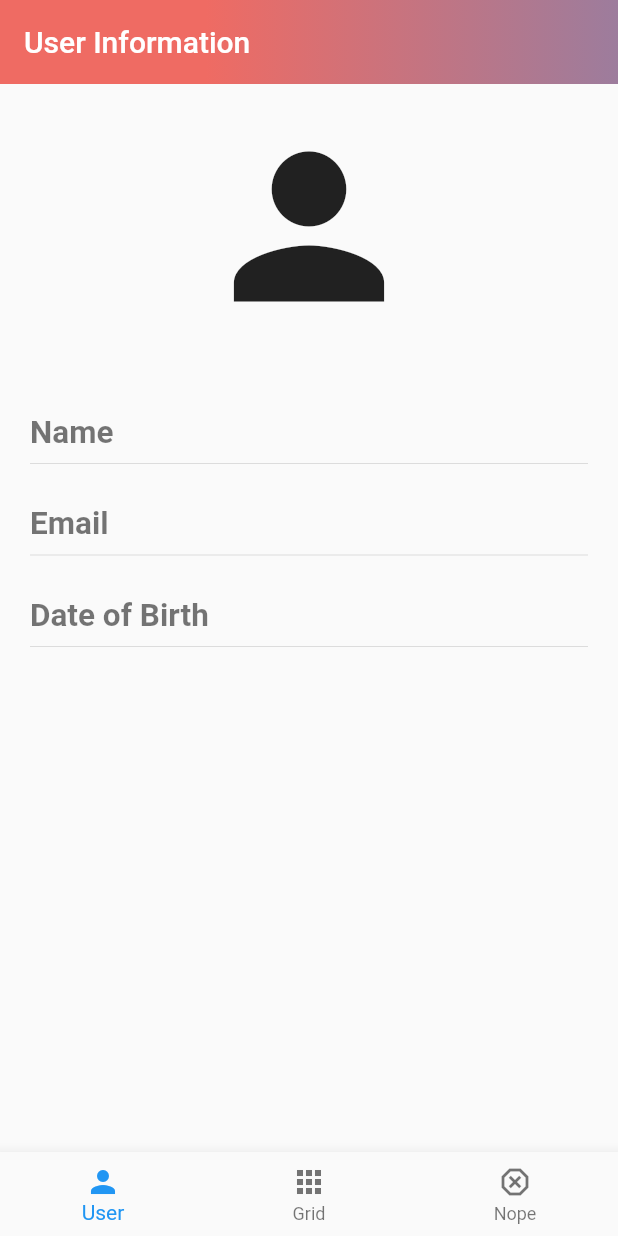
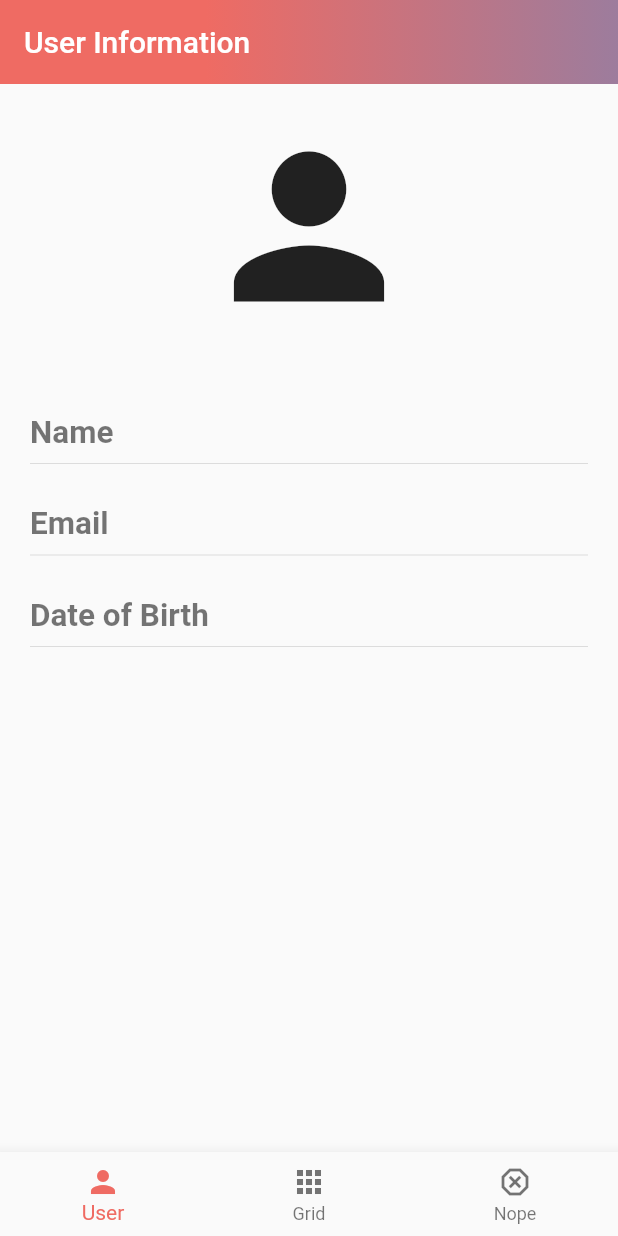
Before and after one commit to scahya/uts_flutter, a Flutter app: the screen it shows after launch, after a tap on "Login", on a phone screen of 412 x 824 dp. Run offline on Flutter 3.47's test engine with Material 2 defaults, Android fonts, the phone set to English and light mode, and no system bars; our stand-ins replace fluttertoast.

Commit message:
Update dash.dart

```diff
--- a/lib/screen/dash.dart
+++ b/lib/screen/dash.dart
@@ -2,17 +2,10 @@ import 'package:flutter/material.dart';
 import 'package:flutter/services.dart';
 import './components/userInfo.dart';
 import './components/grid.dart';
-// class UserData {
-//   final String title;
-//   final String description;
-
-//   const UserData(this.title, this.description);
-// }
 
 class Dashboard extends StatefulWidget {
   String Name, Email, DateBirth, Password;
   // const Dasboard({super.key});
-
   Dashboard(
       {Key? key,
       required this.Name,
@@ -31,7 +24,6 @@ class _Dashboard extends State<Dashboard> {
     "DateBirth": widget.DateBirth,
     "Password": widget.Password
   };
-
   int selectedIndex = 0;
   late final List<Widget> _pages = <Widget>[
     UserInfo(userData: _userData),
@@ -108,10 +100,13 @@ class _Dashboard extends State<Dashboard> {
         ),
         bottomNavigationBar: BottomNavigationBar(
           currentIndex: selectedIndex, //New
+          selectedItemColor: Color(0xffef6b63),
           onTap: _onItemTapped,
           items: const <BottomNavigationBarItem>[
             BottomNavigationBarItem(
-              icon: Icon(Icons.person),
+              icon: Icon(
+                Icons.person,
+              ),
               label: 'User',
             ),
             BottomNavigationBarItem(
```
